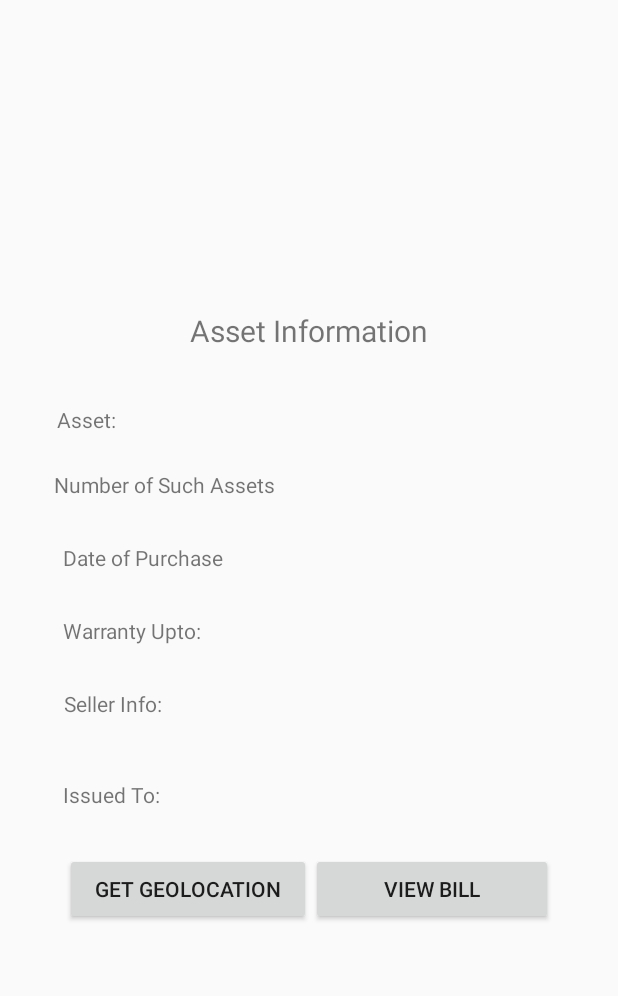
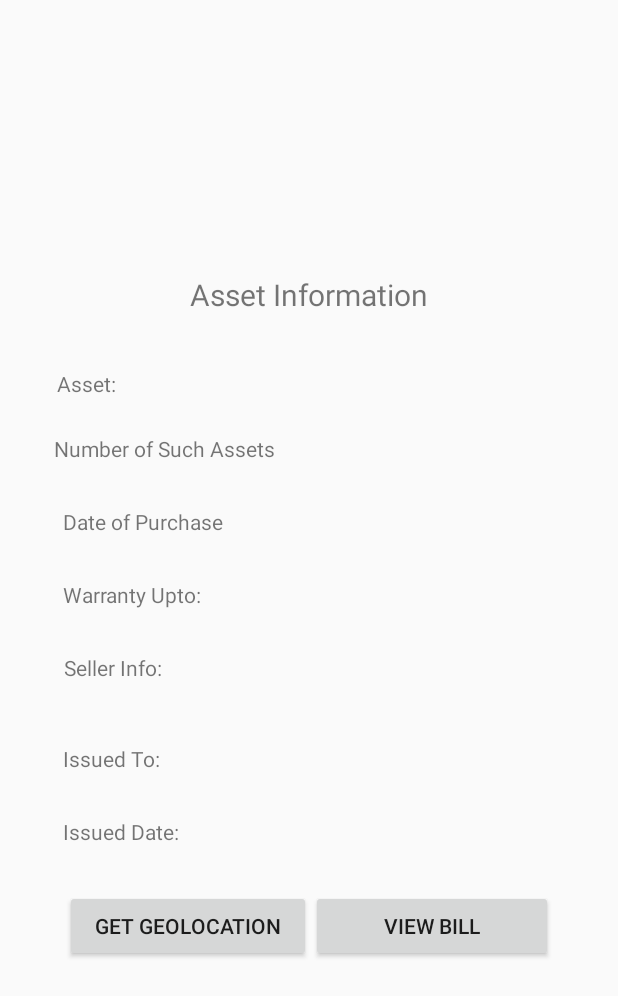
Before and after one commit to PrinceSumberia/assets-management, an Android app: the GetInformation screen opened directly, with no data from a screen before it, on a phone screen of 412 x 824 dp. Shown: the top 996 px of the screen. Run offline under Robolectric (Android 15) with nearby library versions, the phone set to English and light mode, and no system bars; our stand-ins replace Firebase (no records; nobody signed in at launch, a user with empty details on screens opened directly); 6 statements that could not run were skipped.

Commit message:
Added Issued Date and Made Minor Changes

```diff
--- a/app/src/main/java/com/prince/assetManagement/Details.java
+++ b/app/src/main/java/com/prince/assetManagement/Details.java
@@ -174,6 +174,7 @@ public class Details extends AppCompatActivity {
                 asset.put("quantity_issued", 0);
                 asset.put("remaining_quantity", total_quantity);
                 asset.put("issued_to", "None");
+                asset.put("issued_date", "");
 //                int total_quantity_testing = Integer.parseInt(total_assets);
                 for (int i = 0; i < total_quantity; i++) {
 //                    numView.setText(String.valueOf(i));
--- a/app/src/main/java/com/prince/assetManagement/GetInformation.java
+++ b/app/src/main/java/com/prince/assetManagement/GetInformation.java
@@ -18,15 +18,13 @@ import com.google.firebase.firestore.DocumentReference;
 import com.google.firebase.firestore.DocumentSnapshot;
 import com.google.firebase.firestore.FirebaseFirestore;
 
-import java.net.MalformedURLException;
-import java.net.URL;
 import java.util.Locale;
 
 public class GetInformation extends AppCompatActivity {
     TextView result_id;
     FirebaseAuth mAuth;
     private static final String TAG = GetInformation.class.getName();
-    TextView asset_category_field, seller_field, total_quantity_field, purchase_date_field, warranty_date_field, issued_to_field;
+    TextView asset_category_field, seller_field, total_quantity_field, purchase_date_field, warranty_date_field, issued_to_field, issued_date_field, textView_issued_date, textView_issued_to;
     Button view_bill, get_geolocation;
 
     @Override
@@ -44,6 +42,9 @@ public class GetInformation extends AppCompatActivity {
         issued_to_field = findViewById(R.id.issued_to);
         view_bill = findViewById(R.id.view_bill);
         get_geolocation = findViewById(R.id.get_geolocation);
+        issued_date_field = findViewById(R.id.issued_date);
+        textView_issued_date = findViewById(R.id.issued_date_textview);
+        textView_issued_to = findViewById(R.id.issued_to_textview);
 
 
 //        String user_id = mAuth.getCurrentUser().getUid();
@@ -81,14 +82,20 @@ public class GetInformation extends AppCompatActivity {
                         String department = document.get("department").toString();
                         String room_number = document.get("room").toString();
                         String issued_to_detail = issued_to + "\n" + "Department: " + department + "\nRoom: " + room_number;
+                        String issued_date = document.get("issued_date").toString();
 
                         if (issued_to == null) {
-                            issued_to_field.setText("Not Issued To Anyone");
+                            issued_to_field.setAlpha(0.0f);
+                            issued_date_field.setAlpha(0.0f);
+                            textView_issued_date.setAlpha(0.0f);
+                            textView_issued_to.setAlpha(0.0f);
                         } else {
                             issued_to_field.setText(issued_to_detail);
+                            issued_date_field.setText(issued_date);
+
                         }
                         final String bill_url = document.get("bill").toString();
-                        Log.e(TAG,  " string url " + bill_url);
+                        Log.e(TAG, " string url " + bill_url);
                         String[] str_geolocation = document.get("location").toString().split(",");
                         String str_latitude = str_geolocation[0];
                         String str_longitude = str_geolocation[1];
@@ -116,7 +123,6 @@ public class GetInformation extends AppCompatActivity {
                         });
 
 
-
                         Log.d(TAG, "DocumentSnapshot data: " + document.getData());
 
 //                        result_id.setText(document.getData());
--- a/app/src/main/java/com/prince/assetManagement/GetPDF.java
+++ b/app/src/main/java/com/prince/assetManagement/GetPDF.java
@@ -63,7 +63,7 @@ public class GetPDF extends AppCompatActivity {
         @Override
         protected void onPreExecute() {
             super.onPreExecute();
-            showProgressDialog("Please wait...", "Your PDF is with QRCodes is Getting Generated.");
+            showProgressDialog("Please wait...", "Your PDF with QRCodes is Getting Generated.");
         }
 
         @Override
--- a/app/src/main/res/layout/activity_get_information.xml
+++ b/app/src/main/res/layout/activity_get_information.xml
@@ -115,12 +115,33 @@
         android:orientation="horizontal">
 
         <TextView
+            android:id="@+id/issued_to_textview"
             android:layout_width="154dp"
             android:layout_height="33dp"
             android:text="Issued To: " />
 
         <TextView
             android:id="@+id/issued_to"
+            android:layout_width="174dp"
+            android:layout_height="wrap_content"
+            android:textAlignment="center" />
+
+    </LinearLayout>
+
+    <LinearLayout
+        android:layout_width="wrap_content"
+        android:layout_height="wrap_content"
+        android:layout_marginBottom="15dp"
+        android:orientation="horizontal">
+
+        <TextView
+            android:id="@+id/issued_date_textview"
+            android:layout_width="154dp"
+            android:layout_height="33dp"
+            android:text="Issued Date: " />
+
+        <TextView
+            android:id="@+id/issued_date"
             android:layout_width="174dp"
             android:layout_height="wrap_content"
             android:textAlignment="center" />
```
Also changed, not shown: app/src/main/java/com/prince/assetManagement/IssuingAssets.java (+8 -0 lines).
